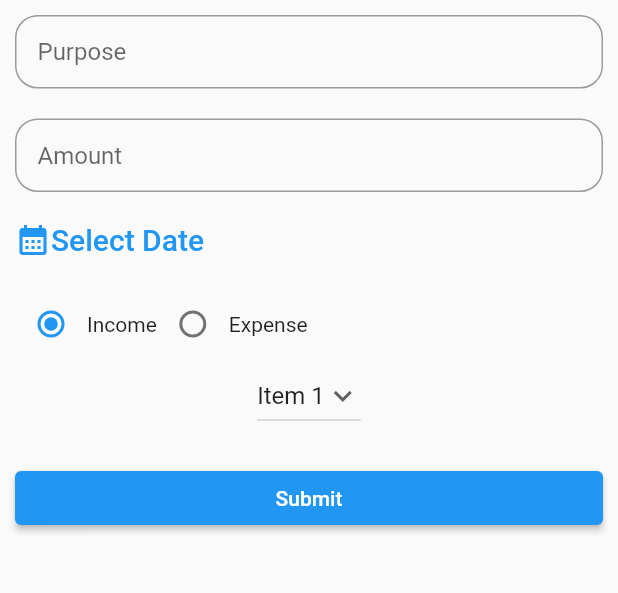
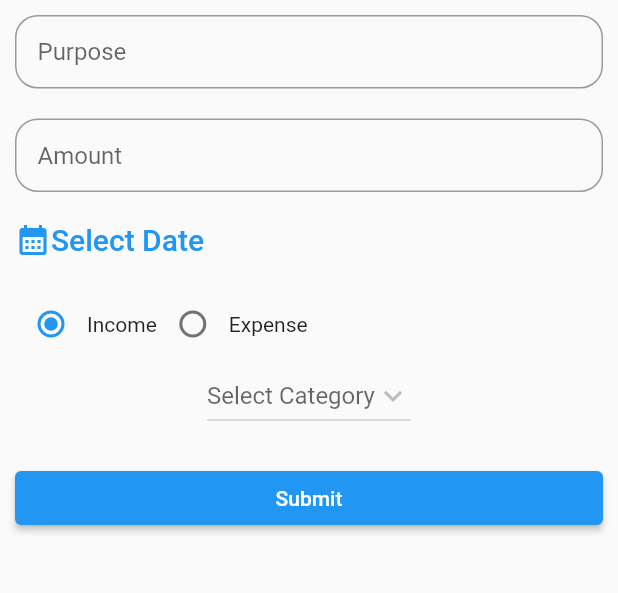
Before and after one commit to akshayanil22/Money-Manager, a Flutter app: the screen it shows after launch, after a tap on the "add" icon, on a phone screen of 412 x 824 dp, the part 84-677 px from its top. Run offline on Flutter 3.47's test engine with Material 2 defaults, Android fonts, the phone set to English and light mode, and no system bars; our stand-ins replace hive, hive_flutter; accounts and stored records are empty.

Commit message:
Complete Transaction Page With Hive Database

```diff
--- a/lib/Db/transaction_db.dart
+++ b/lib/Db/transaction_db.dart
@@ -0,0 +1,55 @@
+import 'package:flutter/widgets.dart';
+import 'package:hive_flutter/hive_flutter.dart';
+import 'package:money_manager/model/transaction_model.dart';
+
+import '../model/category_model.dart';
+
+const transactionDbName = 'transaction-database';
+
+abstract class TransactionDbFunctions{
+  Future<List<TransactionModel>> getTransaction();
+  Future<void> insertTransaction(TransactionModel value);
+  Future<void> deleteTransaction(String categoryId);
+}
+
+class TransactionDb implements TransactionDbFunctions{
+  TransactionDb._initial();
+  static TransactionDb instance = TransactionDb._initial();
+
+  factory TransactionDb(){
+    return instance;
+  }
+
+  ValueNotifier<List<TransactionModel>> transactionListNotifier = ValueNotifier([]);
+
+  @override
+  Future<void> insertTransaction(TransactionModel value) async{
+    final _transactionDb = await Hive.openBox<TransactionModel>(transactionDbName);
+    await _transactionDb.put(value.id, value);
+    refreshUi();
+  }
+
+  @override
+  Future<List<TransactionModel>> getTransaction() async{
+    final _transactionDb = await Hive.openBox<TransactionModel>(transactionDbName);
+    return _transactionDb.values.toList();
+
+  }
+
+  Future<void> refreshUi() async{
+    final _allTransactions = await getTransaction();
+    _allTransactions.sort((first,second)=>second.date.compareTo(first.date));
+    transactionListNotifier.value.clear();
+    transactionListNotifier.value.addAll(_allTransactions);
+
+    transactionListNotifier.notifyListeners();
+  }
+
+  @override
+  Future<void> deleteTransaction(String transactionId) async{
+    final _transactionDb = await Hive.openBox<TransactionModel>(transactionDbName);
+    await _transactionDb.delete(transactionId);
+    refreshUi();
+  }
+
+}
--- a/lib/Screens/add_transactions.dart
+++ b/lib/Screens/add_transactions.dart
@@ -1,68 +1,117 @@
 import 'package:flutter/material.dart';
+import 'package:money_manager/Db/category_db.dart';
+import 'package:money_manager/Db/transaction_db.dart';
+import 'package:money_manager/model/category_model.dart';
+import 'package:money_manager/model/transaction_model.dart';
 
-class AddTransactions extends StatelessWidget {
-  ValueNotifier<String> groupValue = ValueNotifier('Income');
-
-  ValueNotifier<String> dropdownvalue = ValueNotifier('Item 1');
-
-  // List of items in our dropdown menu
-  var items = [
-    'Item 1',
-    'Item 2',
-    'Item 3',
-    'Item 4',
-    'Item 5',
-  ];
+class AddTransactions extends StatefulWidget {
 
   AddTransactions({Key? key}) : super(key: key);
 
   @override
+  State<AddTransactions> createState() => _AddTransactionsState();
+}
+
+class _AddTransactionsState extends State<AddTransactions> {
+  DateTime? selectedDate;
+  CategoryType? _selectedCategoryType;
+  CategoryModel? _selectedCategoryModel;
+
+  String? _categoryId;
+
+  final _purposeTextController = TextEditingController();
+  final _amountTextController = TextEditingController();
+
+  @override
+  void initState() {
+    _selectedCategoryType = CategoryType.income;
+    super.initState();
+  }
+
+  @override
   Widget build(BuildContext context) {
     return Scaffold(
-      appBar: AppBar(title: const Text('Money Manager'),elevation: 0,),
+      appBar: AppBar(
+        title: const Text('Money Manager'),
+        elevation: 0,
+      ),
       body: Padding(
         padding: const EdgeInsets.all(10.0),
         child: Column(
           mainAxisAlignment: MainAxisAlignment.start,
           children: [
             TextField(
+              controller: _purposeTextController,
+              keyboardType: TextInputType.text,
               decoration: InputDecoration(
                   hintText: 'Purpose',
                   contentPadding: const EdgeInsets.all(15),
                   border: OutlineInputBorder(
                       borderRadius: BorderRadius.circular(15))),
             ),
-          const SizedBox(height: 20,),
+            const SizedBox(
+              height: 20,
+            ),
             TextField(
+              controller: _amountTextController,
+              keyboardType: TextInputType.number,
               decoration: InputDecoration(
                   hintText: 'Amount',
                   contentPadding: const EdgeInsets.all(15),
                   border: OutlineInputBorder(
                       borderRadius: BorderRadius.circular(15))),
             ),
-          const SizedBox(height: 20,),
+            const SizedBox(
+              height: 20,
+            ),
             GestureDetector(
-            onTap: (){},
+              onTap: () async {
+                final _selectedDate = await showDatePicker(context: context,
+                    initialDate: DateTime.now(),
+                    firstDate: DateTime.now().subtract(
+                        const Duration(days: 30)),
+                    lastDate: DateTime.now());
+                if (_selectedDate == null) {
+                  return;
+                } else {
+                  setState(() {
+                    selectedDate = _selectedDate;
+                  });
+                }
+              },
               child: Row(
-              children: const [
-                Icon(Icons.calendar_month,color: Colors.blue,),
-                Text('Select Date',style: TextStyle(color: Colors.blue,fontSize: 20,fontWeight: FontWeight.w500),)
+                children: [
+                  const Icon(
+                    Icons.calendar_month,
+                    color: Colors.blue,
+                  ),
+                  Text(
+                    selectedDate == null ? 'Select Date' : selectedDate
+                        .toString(),
+                    style: const TextStyle(
+                        color: Colors.blue,
+                        fontSize: 20,
+                        fontWeight: FontWeight.w500),
+                  )
                 ],
               ),
             ),
-          const SizedBox(height: 20,),ValueListenableBuilder(
-              valueListenable: groupValue,
-              builder: (context,data,_) {
-                return Row(
+            const SizedBox(
+              height: 20,
+            ),
+            Row(
               mainAxisAlignment: MainAxisAlignment.start,
               children: [
                 Row(
                   children: [
                     Radio(
-                          value: 'Income',
-                          groupValue: data,
-                          onChanged: (value) {
-                            groupValue.value = value!;
+                      value: CategoryType.income,
+                      groupValue: _selectedCategoryType,
+                      onChanged: (newValue) {
+                        setState(() {
+                          _selectedCategoryType = newValue;
+                          _categoryId = null;
+                        });
                       },
                     ),
                     const Text('Income'),
@@ -71,51 +120,96 @@ class AddTransactions extends StatelessWidget {
                 Row(
                   children: [
                     Radio(
-                          value: 'Expense',
-                          groupValue: data,
-                          onChanged: (value) {
-                              groupValue.value = value!;
+                      value: CategoryType.expense,
+                      groupValue: _selectedCategoryType,
+                      onChanged: (newValue) {
+                        setState(() {
+                          _selectedCategoryType = newValue;
+                          _categoryId = null;
+                        });
                       },
                     ),
                     Text('Expense'),
                   ],
                 ),
               ],
-                );
-              }
             ),
-          ValueListenableBuilder(
-            valueListenable: dropdownvalue,
-            builder: (context,data,_) {
-              return DropdownButton(
-                // Initial Value
-                value: data,
+            DropdownButton(
+              hint: const Text('Select Category'),
+              value: _categoryId,
 
               // Down Arrow Icon
               icon: const Icon(Icons.keyboard_arrow_down),
 
               // Array list of items
-                items: items.map((String items) {
+              items: (_selectedCategoryType == CategoryType.income
+                  ? CategoryDb().incomeCategoryListNotifier
+                  : CategoryDb().expenseCategoryListNotifier)
+                  .value
+                  .map((e) {
                 return DropdownMenuItem(
-                    value: items,
-                    child: Text(items),
+                  value: e.id,
+                  child: Text(e.name),
+                  onTap: (){
+                    _selectedCategoryModel = e;
+                  },
                 );
               }).toList(),
               // After selecting the desired option,it will
               // change button value to selected value
-                onChanged: (String? newValue) {
-                    dropdownvalue.value = newValue!;
-                    dropdownvalue.notifyListeners();
+              onChanged: (selectedValue) {
+                setState(() {
+                  _categoryId = selectedValue;
+                });
               },
-              );
-            }
             ),
-            const SizedBox(height: 20,),
+
+            const SizedBox(
+              height: 20,
+            ),
             SizedBox(
                 width: double.infinity,
-                child: ElevatedButton(onPressed: (){}, child: Text('Submit')))
-        ],),
+                child: ElevatedButton(onPressed: () {
+                  addTransaction();
+                }, child: Text('Submit')))
+          ],
+        ),
       ),
     );
   }
+
+  Future<void> addTransaction() async {
+    final _purposeText = _purposeTextController.text;
+    final _amountText = _amountTextController.text;
+
+    if (_purposeText.isEmpty) {
+      return;
     }
+    if (_amountText.isEmpty) {
+      return;
+    }
+    // if (_categoryId == null) {
+    //   return;
+    // }
+
+    if(_selectedCategoryModel==null){
+      return;
+    }
+    if (selectedDate == null) {
+      return;
+    }
+    final _parsedAmount = double.tryParse(_amountText);
+    if(_parsedAmount==null){
+      return;
+    }
+
+    final _model = TransactionModel(purpose: _purposeText,
+        amount: _parsedAmount,
+        date: selectedDate!,
+        type: _selectedCategoryType!,
+        category: _selectedCategoryModel!);
+
+    await TransactionDb().insertTransaction(_model);
+    Navigator.of(context).pop();
+  }
+}
--- a/lib/Screens/category_page.dart
+++ b/lib/Screens/category_page.dart
@@ -17,7 +17,7 @@ class _CategoryPageState extends State<CategoryPage> with SingleTickerProviderSt
   @override
   void initState() {
     _tabController = TabController(vsync: this, length: 2);
-    CategoryDb().refreshUi();
+    // CategoryDb().refreshUi();
     super.initState();
   }
 
--- a/lib/Screens/my_homepage.dart
+++ b/lib/Screens/my_homepage.dart
@@ -1,5 +1,6 @@
 import 'package:flutter/material.dart';
 import 'package:money_manager/Db/category_db.dart';
+import 'package:money_manager/Db/transaction_db.dart';
 import 'package:money_manager/Screens/add_transactions.dart';
 import 'package:money_manager/Screens/category_page.dart';
 import 'package:money_manager/Screens/transactions_page.dart';
@@ -16,6 +17,13 @@ class _MyHomePageState extends State<MyHomePage> {
   int _selectedIndex = 0;
   ValueNotifier<CategoryType> groupValue = ValueNotifier(CategoryType.income);
   final TextEditingController _categoryNameController = TextEditingController();
+
+  @override
+  void initState() {
+    CategoryDb().refreshUi();
+    TransactionDb().refreshUi();
+    super.initState();
+  }
 
   @override
   Widget build(BuildContext context) {
--- a/lib/Screens/transactions_page.dart
+++ b/lib/Screens/transactions_page.dart
@@ -1,6 +1,8 @@
 import 'package:flutter/material.dart';
+import 'package:money_manager/Db/transaction_db.dart';
 
 import '../Widgets/custom_transaction_tile.dart';
+import '../model/transaction_model.dart';
 
 class TransactionsPage extends StatelessWidget {
   const TransactionsPage({Key? key}) : super(key: key);
@@ -9,9 +11,29 @@ class TransactionsPage extends StatelessWidget {
   Widget build(BuildContext context) {
     return Padding(
       padding: const EdgeInsets.symmetric(horizontal: 10.0),
-      child: ListView.separated(itemCount: 10,itemBuilder: (context, index) => CustomTransactionTile(),
-      separatorBuilder: (context, index) => SizedBox(height: 15,),
-      ),
+      child: ValueListenableBuilder(
+          valueListenable: TransactionDb.instance.transactionListNotifier,
+          builder: (BuildContext context, List<TransactionModel> newList,
+              Widget? _) {
+            return ListView.separated(
+              itemCount: newList.length,
+              itemBuilder: (context, index) => GestureDetector(
+                onLongPress: (){
+                  TransactionDb.instance.deleteTransaction(newList[index].id!);
+                },
+                child: CustomTransactionTile(
+                  title: newList[index].purpose,
+                  subTitle: newList[index].category.name,
+                  trailing: newList[index].amount.toString(),
+                  type: newList[index].type,
+                  date:newList[index].date,
+                ),
+              ),
+              separatorBuilder: (context, index) => const SizedBox(
+                height: 15,
+              ),
+            );
+          }),
     );
   }
 }
--- a/lib/main.dart
+++ b/lib/main.dart
@@ -1,6 +1,7 @@
 import 'package:flutter/material.dart';
 import 'package:hive_flutter/hive_flutter.dart';
 import 'package:money_manager/model/category_model.dart';
+import 'package:money_manager/model/transaction_model.dart';
 import 'Screens/my_homepage.dart';
 
 void main() async{
@@ -11,6 +12,9 @@ void main() async{
   }
   if(!Hive.isAdapterRegistered(CategoryModelAdapter().typeId)){
     Hive.registerAdapter(CategoryModelAdapter());
+  }
+  if(!Hive.isAdapterRegistered(TransactionModelAdapter().typeId)){
+    Hive.registerAdapter(TransactionModelAdapter());
   }
   runApp(MyApp());
 }
--- a/lib/model/transaction_model.dart
+++ b/lib/model/transaction_model.dart
@@ -0,0 +1,33 @@
+import 'package:hive/hive.dart';
+import 'package:money_manager/model/category_model.dart';
+part 'transaction_model.g.dart';
+
+@HiveType(typeId: 3)
+class TransactionModel {
+  @HiveField (0)
+  late String? id;
+
+  @HiveField(1)
+  final String purpose;
+
+  @HiveField(2)
+  final double amount;
+
+  @HiveField(3)
+  final DateTime date;
+
+  @HiveField(4)
+  final CategoryType type;
+
+  @HiveField(5)
+  final CategoryModel category;
+
+  TransactionModel(
+      {required this.purpose,
+      required this.amount,
+      required this.date,
+      required this.type,
+      required this.category}){
+    id = DateTime.now().millisecondsSinceEpoch.toString();
+  }
+}
--- a/pubspec.yaml
+++ b/pubspec.yaml
@@ -38,6 +38,7 @@ dependencies:
   cupertino_icons: ^1.0.2
   hive: 2.2.3
   hive_flutter: 1.1.0
+  intl: 0.17.0
 
 
 
```
Also changed, not shown: lib/Widgets/custom_transaction_tile.dart (+28 -6 lines), lib/model/transaction_model.g.dart (added), pubspec.lock. Lines whose indentation alone changed are shown as unchanged.
